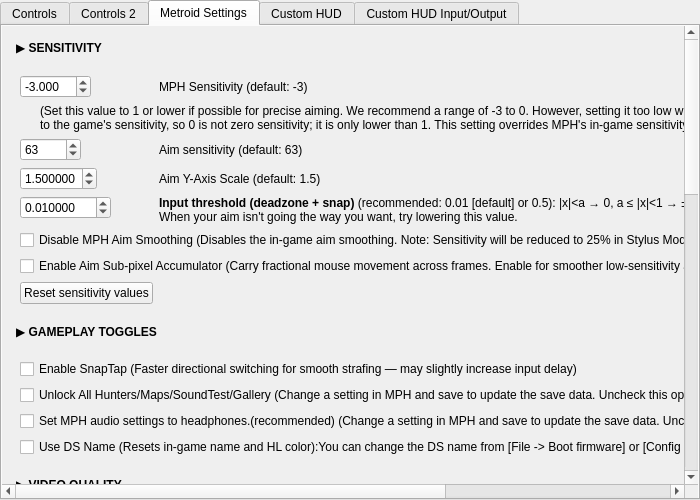
ag-advania/melonPrimeDS, file src/frontend/qt_sdl/InputConfig/MelonPrimeInputConfig.ui: the form before one commit.
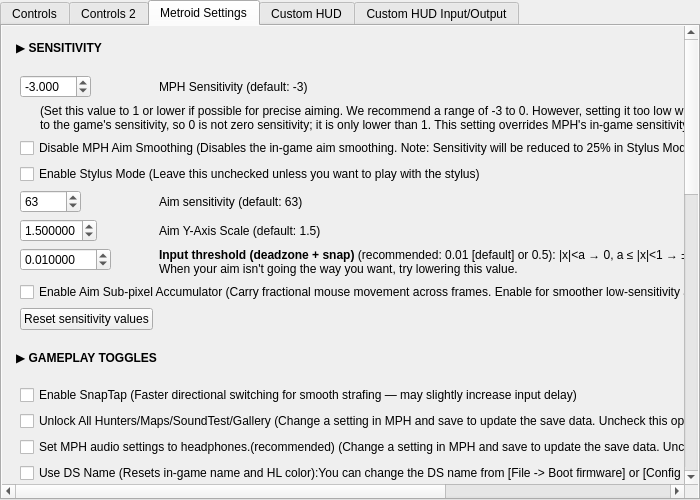
The form after the commit. The open tabs and pages were chosen to show the change.

Commit message: Fix settings order

```diff
--- a/src/frontend/qt_sdl/InputConfig/MelonPrimeInputConfig.ui
+++ b/src/frontend/qt_sdl/InputConfig/MelonPrimeInputConfig.ui
@@ -109,7 +109,17 @@
 												</property>
 											</widget>
 										</item>
-										<item row="2" column="0">
+										<item row="2" column="0" colspan="2">
+											<widget class="QCheckBox" name="cbMetroidDisableMphAimSmoothing">
+												<property name="text"><string>Disable MPH Aim Smoothing (Disables the in-game aim smoothing. Note: Sensitivity will be reduced to 25% in Stylus Mode)</string></property>
+											</widget>
+										</item>
+										<item row="3" column="0" colspan="2">
+											<widget class="QCheckBox" name="cbMetroidEnableStylusMode">
+												<property name="text"><string>Enable Stylus Mode (Leave this unchecked unless you want to play with the stylus)</string></property>
+											</widget>
+										</item>
+										<item row="4" column="0">
 											<widget class="QSpinBox" name="metroidAimSensitvitySpinBox">
 												<property name="minimum">
 													<number>0</number>
@@ -122,14 +132,14 @@
 												</property>
 											</widget>
 										</item>
-										<item row="2" column="1">
+										<item row="4" column="1">
 											<widget class="QLabel" name="metroidAimSensitvityLabel">
 												<property name="text">
 													<string>Aim sensitivity (default: 63)</string>
 												</property>
 											</widget>
 										</item>
-										<item row="3" column="0">
+										<item row="5" column="0">
 											<widget class="QDoubleSpinBox" name="metroidAimYAxisScaleSpinBox">
 												<property name="minimum">
 													<double>0.000001</double>
@@ -148,7 +158,7 @@
 												</property>
 											</widget>
 										</item>
-										<item row="3" column="1">
+										<item row="5" column="1">
 											<widget class="QLabel" name="metroidAimYAxisScaleLabel">
 												<property name="text">
 													<string>Aim Y-Axis Scale (default: 1.5)</string>
@@ -182,16 +192,11 @@
 											</widget>
 										</item>
 										<item row="7" column="0" colspan="2">
-											<widget class="QCheckBox" name="cbMetroidDisableMphAimSmoothing">
-												<property name="text"><string>Disable MPH Aim Smoothing (Disables the in-game aim smoothing. Note: Sensitivity will be reduced to 25% in Stylus Mode)</string></property>
-											</widget>
-										</item>
-										<item row="8" column="0" colspan="2">
 											<widget class="QCheckBox" name="cbMetroidEnableAimAccumulator">
 												<property name="text"><string>Enable Aim Sub-pixel Accumulator (Carry fractional mouse movement across frames. Enable for smoother low-sensitivity aiming)</string></property>
 											</widget>
 										</item>
-										<item row="9" column="0">
+										<item row="8" column="0">
 											<widget class="QPushButton" name="metroidResetSensitivityValues">
 												<property name="text">
 													<string>Reset sensitivity values</string>
@@ -489,11 +494,6 @@
 											<property name="text"><string>Enable Joy2KeySupport (slightly increase input delay)</string></property>
 										</widget>
 									</item>
-									<item>
-										<widget class="QCheckBox" name="cbMetroidEnableStylusMode">
-											<property name="text"><string>Enable Stylus Mode (Leave this unchecked unless you want to play with the stylus)</string></property>
-										</widget>
-									</item>
 									</layout>
 								</widget>
 							</item>
```
The commit also changes 2 other files.
